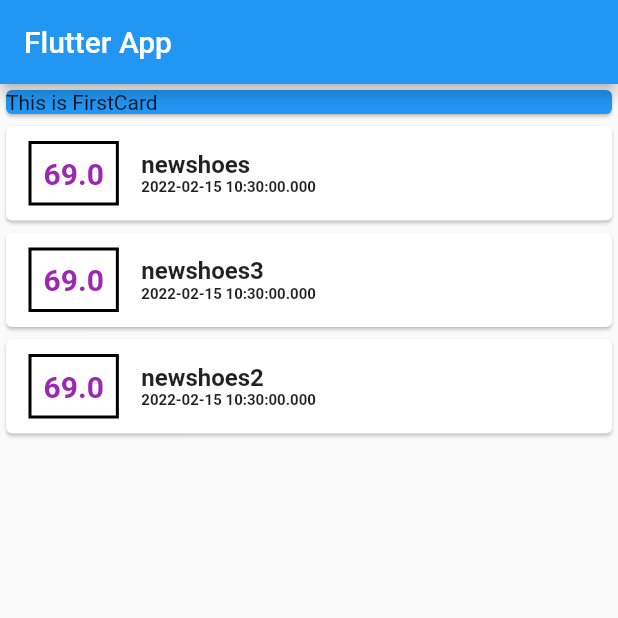
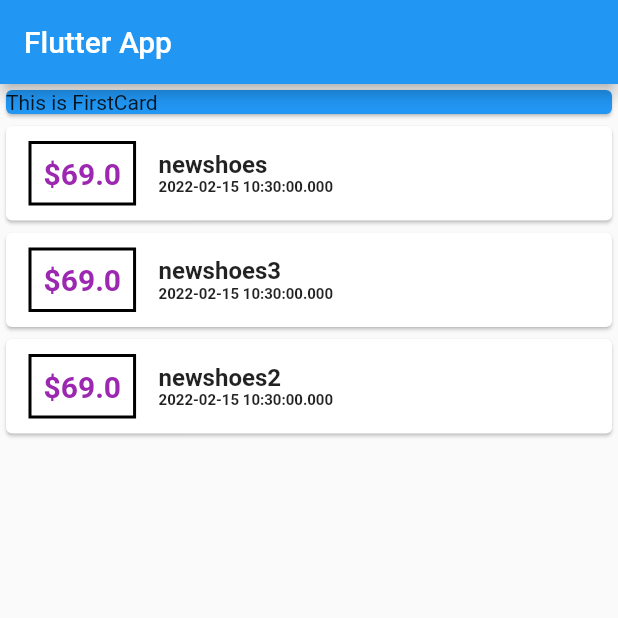
Before and after one commit to fadyjan/expenseplanner, a Flutter app: the screen it shows after launch, on a phone screen of 412 x 824 dp, the top half of it. Run offline on Flutter 3.47's test engine with Material 2 defaults, Android fonts, the phone set to English and light mode, and no system bars.

Commit message:
Fix Transaction Price

```diff
--- a/lib/main.dart
+++ b/lib/main.dart
@@ -1,3 +1,5 @@
+// ignore_for_file: prefer_const_constructors
+
 import 'package:expenseplanner/transaction.dart';
 import 'package:flutter/material.dart';
 import 'transaction.dart';
@@ -51,7 +53,7 @@ class MyHomePage extends StatelessWidget {
                               BoxDecoration(border: Border.all(width: 2)),
                           padding: const EdgeInsets.all(8),
                           child: Text(
-                            tx.amount.toString(),
+                            "\$${tx.amount}",
                             style: const TextStyle(
                                 fontWeight: FontWeight.bold,
                                 fontSize: 20,
```
